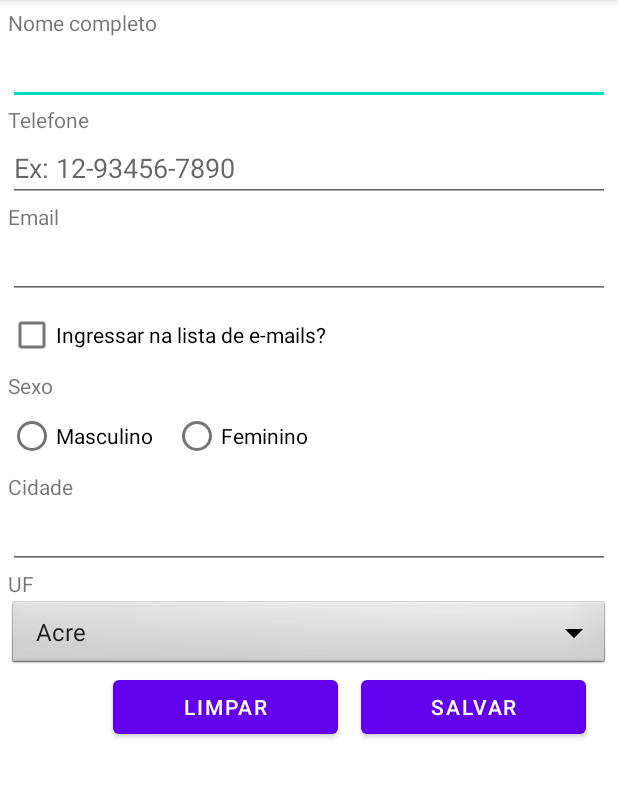
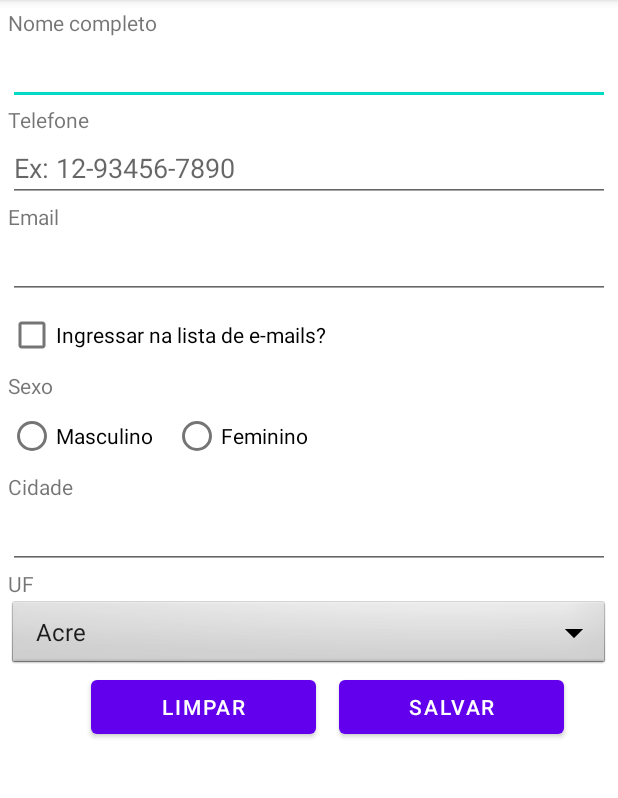
Before and after one commit to jmmarao/Cadastro, an Android app: the screen it shows after launch (MainActivity), on a phone screen of 412 x 824 dp, the part 84-882 px from its top. Run offline under Robolectric (Android 15) with nearby library versions, the phone set to English and light mode, and no system bars.

Commit message:
Margin correction and variable refactored

```diff
--- a/app/src/main/java/br/edu/ifsp/cadastro/MainActivity.java
+++ b/app/src/main/java/br/edu/ifsp/cadastro/MainActivity.java
@@ -11,7 +11,6 @@ import br.edu.ifsp.cadastro.databinding.ActivityMainBinding;
 
 public class MainActivity extends AppCompatActivity {
     private ActivityMainBinding activityMainBinding;
-    private Spinner spinner;
 
     @Override
     protected void onCreate(Bundle savedInstanceState) {
@@ -21,7 +20,7 @@ public class MainActivity extends AppCompatActivity {
 
         setContentView(activityMainBinding.getRoot());
 
-        spinner = findViewById(activityMainBinding.spinner.getId());
+        Spinner spinner = findViewById(activityMainBinding.spinner.getId());
 
         spinner.setAdapter(new ArrayAdapter<UF>(
                 this, android.R.layout.simple_spinner_item, UF.values()));
--- a/app/src/main/res/layout/activity_main.xml
+++ b/app/src/main/res/layout/activity_main.xml
@@ -141,7 +141,7 @@
     <Button
         android:id="@+id/btnLimpar"
         android:layout_width="150dp"
-        android:layout_marginStart="70dp"
+        android:layout_marginStart="55dp"
         android:layout_height="wrap_content"
         android:text="@string/button_limpar"
         app:layout_constraintStart_toStartOf="parent"
```
